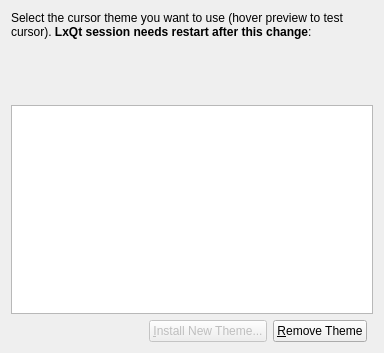
Above: lxqt-config-cursor/ui/selectwnd.ui from lxqt/lxqt-config before the change. Below: the same form after it.
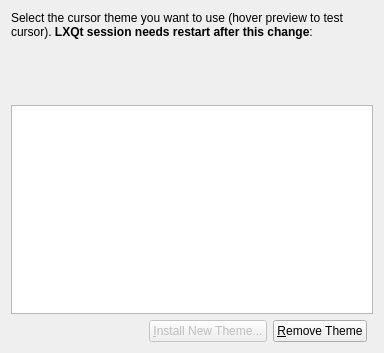
That is the form after the change. Custom widgets are drawn as their Qt base class.

Patch:
```diff
--- a/lxqt-config-cursor/ui/selectwnd.ui
+++ b/lxqt-config-cursor/ui/selectwnd.ui
@@ -17,7 +17,7 @@
    <item row="0" column="0" colspan="4">
     <widget class="QLabel" name="infoLabel">
      <property name="text">
-      <string>Select the cursor theme you want to use (hover preview to test cursor). &lt;b&gt;LxQt session needs restart after this change&lt;/b&gt;:</string>
+      <string>Select the cursor theme you want to use (hover preview to test cursor). &lt;b&gt;LXQt session needs restart after this change&lt;/b&gt;:</string>
      </property>
      <property name="wordWrap">
       <bool>true</bool>
```
Left out of the diff: 2 changed lines with no effect on the pictures.
